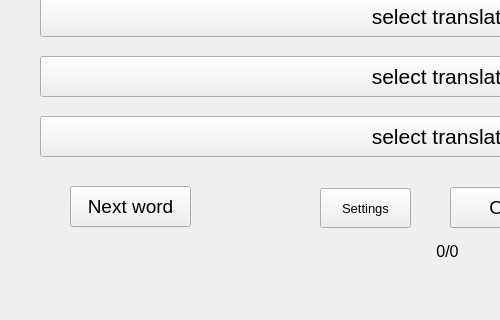
Above: testwindow.ui from OkhinVI/wortschatz before the change; both pictures show x 0 to 500 and y 364 to 684 of the 914 by 684 pixel window. Below: the same form after it.
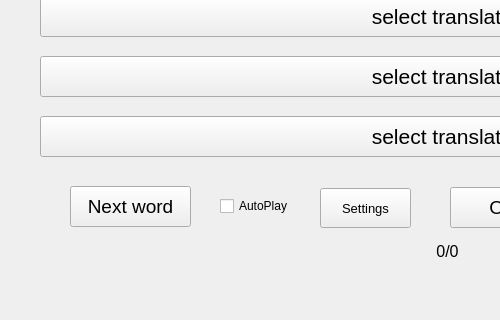
That is the form after the change.

Commit message: add auto play

Diff of the .ui file:
```diff
--- a/testwindow.ui
+++ b/testwindow.ui
@@ -280,6 +280,19 @@
      <string>&lt;html&gt;&lt;head/&gt;&lt;body&gt;&lt;p&gt;&lt;span style=&quot; font-style:italic;&quot;&gt;Lavel&lt;/span&gt;&lt;/p&gt;&lt;/body&gt;&lt;/html&gt;</string>
     </property>
    </widget>
+   <widget class="QCheckBox" name="checkBoxSound">
+    <property name="geometry">
+     <rect>
+      <x>220</x>
+      <y>560</y>
+      <width>81</width>
+      <height>20</height>
+     </rect>
+    </property>
+    <property name="text">
+     <string>AutoPlay</string>
+    </property>
+   </widget>
   </widget>
   <widget class="QMenuBar" name="menubar">
    <property name="geometry">
```
The commit also changes 5 other files.
